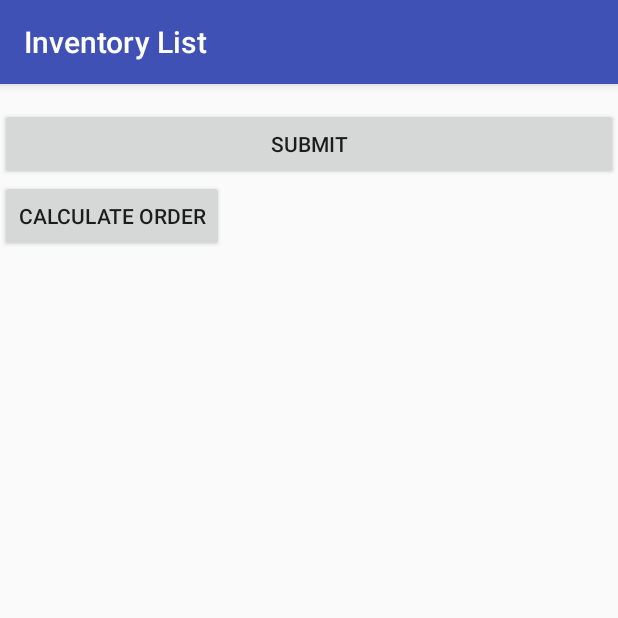
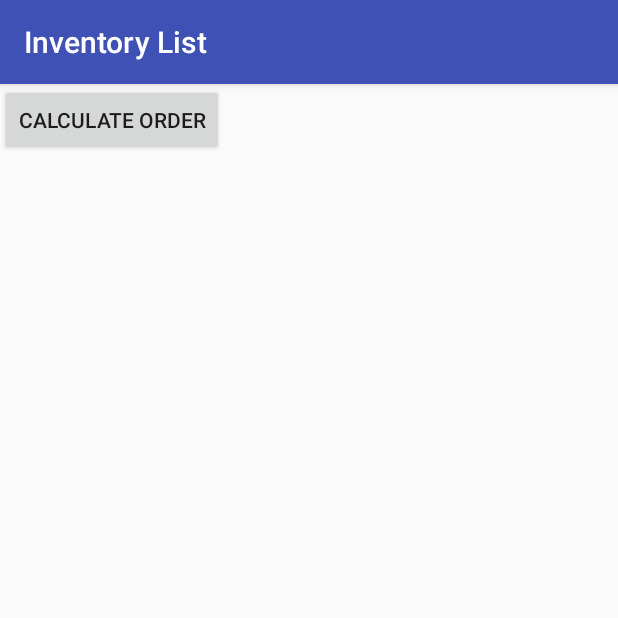
Before and after one commit to apk4l/Simplinventory, an Android app: the screen it shows after launch (InventoryActivity), on a phone screen of 412 x 824 dp, the top half of it. Run offline under Robolectric (Android 15) with nearby library versions, the phone set to English and light mode, and no system bars; our stand-ins replace Volley; network calls fail.

```diff
--- a/app/src/main/res/layout/activity_inventory.xml
+++ b/app/src/main/res/layout/activity_inventory.xml
@@ -6,14 +6,7 @@
         android:layout_height="wrap_content"
         android:orientation="vertical">
 
-    <Button
-            android:id="@+id/submit_button"
-            android:layout_width="match_parent"
-            android:layout_height="wrap_content"
-            android:layout_gravity="center"
-            android:text="Submit"
-            android:layout_marginTop="16dp" />
-    <Button
+     <Button
             android:id="@+id/calculate_button"
             android:layout_width="wrap_content"
             android:layout_height="wrap_content"
```
